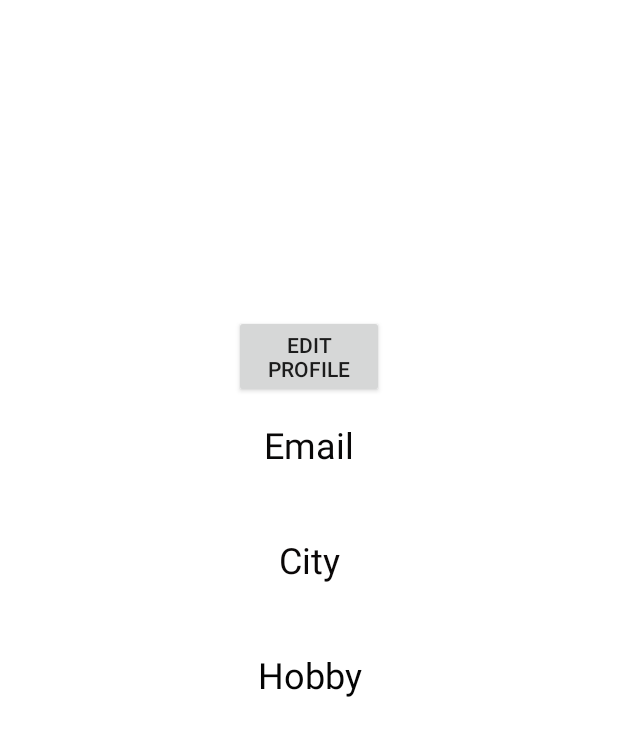
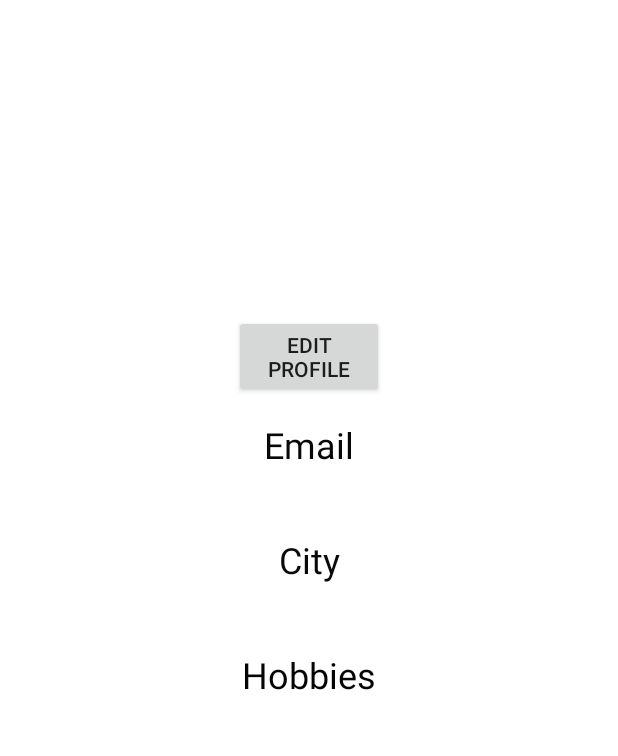
Before and after one commit to KarkiBimal/GitTogether, an Android app: the ProfilePage screen opened directly, with no data from a screen before it, on a phone screen of 412 x 824 dp, the part 90-846 px from its top. Run offline under Robolectric (Android 15) with nearby library versions, the light colour scheme and no system bars; our stand-ins replace Firebase (no records; nobody signed in at launch, a user with empty details on screens opened directly).

Commit message:
profile page fixes

```diff
--- a/app/src/main/res/layout/activity_profile_page.xml
+++ b/app/src/main/res/layout/activity_profile_page.xml
@@ -124,7 +124,7 @@
                     android:layout_width="match_parent"
                     android:layout_height="wrap_content"
                     android:gravity="center"
-                    android:text="Hobby"
+                    android:text="Hobbies"
                     android:textColor="#040404"
                     android:textSize="24sp" />
 
--- a/app/src/main/res/layout/activity_user_profile.xml
+++ b/app/src/main/res/layout/activity_user_profile.xml
@@ -156,6 +156,10 @@
                     android:layout_height="wrap_content"
                     android:text="Message" />
 
+                <TextView
+                    android:layout_width="match_parent"
+                    android:layout_height="match_parent"/>
+
             </LinearLayout>
 
 
```
